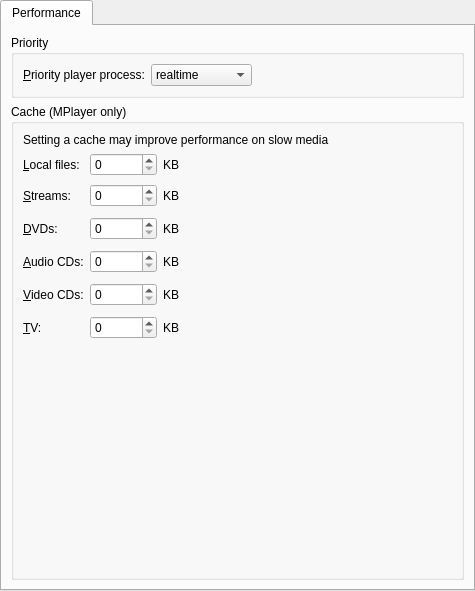
The window that src/gui/pref/performance.ui (wilbert2000/wzplayer) describes before a commit, drawn with Qt 5.
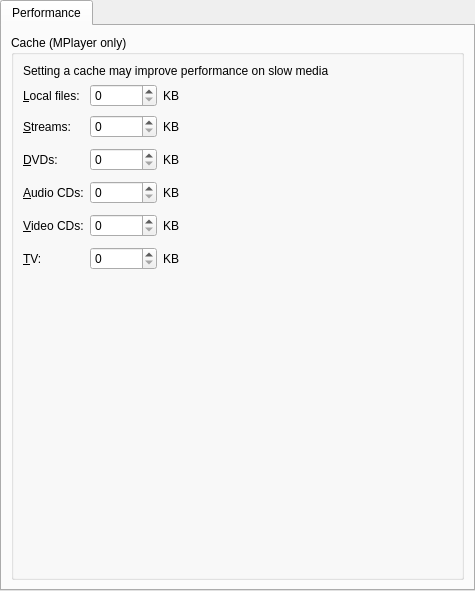
The same window after the commit.

Commit message: Removed priority option from performance tab

```diff
--- a/src/gui/pref/performance.ui
+++ b/src/gui/pref/performance.ui
@@ -24,94 +24,6 @@
        <string>Performance</string>
       </attribute>
       <layout class="QVBoxLayout">
-       <item>
-        <widget class="QGroupBox" name="priority_group">
-         <property name="title">
-          <string>Priority</string>
-         </property>
-         <layout class="QVBoxLayout">
-          <property name="spacing">
-           <number>6</number>
-          </property>
-          <property name="margin">
-           <number>9</number>
-          </property>
-          <item>
-           <layout class="QHBoxLayout" name="priority_layout">
-            <property name="spacing">
-             <number>6</number>
-            </property>
-            <property name="margin">
-             <number>0</number>
-            </property>
-            <item>
-             <widget class="QLabel" name="priority_label">
-              <property name="text">
-               <string>&amp;Priority player process:</string>
-              </property>
-              <property name="wordWrap">
-               <bool>false</bool>
-              </property>
-              <property name="buddy">
-               <cstring>priority_combo</cstring>
-              </property>
-             </widget>
-            </item>
-            <item>
-             <widget class="QComboBox" name="priority_combo">
-              <item>
-               <property name="text">
-                <string>realtime</string>
-               </property>
-              </item>
-              <item>
-               <property name="text">
-                <string>high</string>
-               </property>
-              </item>
-              <item>
-               <property name="text">
-                <string>abovenormal</string>
-               </property>
-              </item>
-              <item>
-               <property name="text">
-                <string>normal</string>
-               </property>
-              </item>
-              <item>
-               <property name="text">
-                <string>belownormal</string>
-               </property>
-              </item>
-              <item>
-               <property name="text">
-                <string>idle</string>
-               </property>
-              </item>
-             </widget>
-            </item>
-            <item>
-             <spacer>
-              <property name="orientation">
-               <enum>Qt::Horizontal</enum>
-              </property>
-              <property name="sizeType">
-               <enum>QSizePolicy::Expanding</enum>
-              </property>
-              <property name="sizeHint" stdset="0">
-               <size>
-                <width>201</width>
-                <height>21</height>
-               </size>
-              </property>
-             </spacer>
-            </item>
-           </layout>
-          </item>
-         </layout>
-        </widget>
-       </item>
        <item>
         <widget class="QGroupBox" name="cache_group">
          <property name="title">
```
Left out of the diff: 1 changed line with no effect on the pictures. The commit also changes 7 other files.
